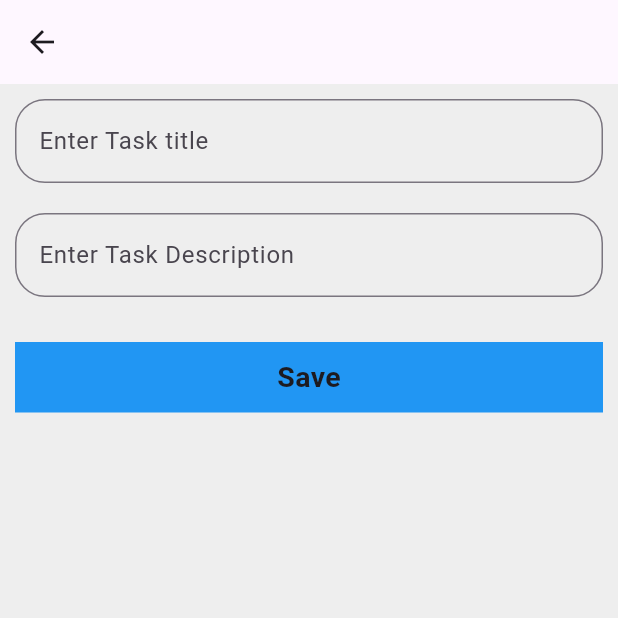
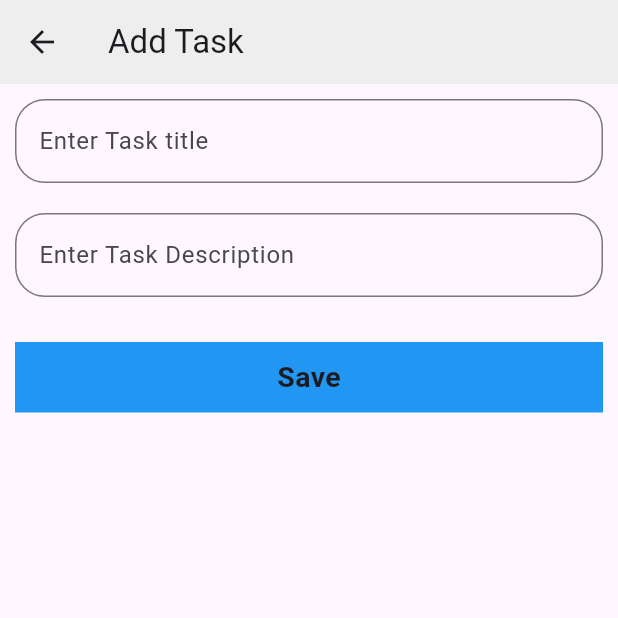
Before and after one commit to rohitprajapati-bit/toDoList, a Flutter app: the screen it shows after launch, after a tap on the "add" icon, on a phone screen of 412 x 824 dp, the top half of it. Run offline on Flutter 3.47's test engine with Material 3 defaults, Android fonts, the phone set to English and light mode, and no system bars.

Commit message:
initial commit

```diff
--- a/lib/screen/addTaskPage.dart
+++ b/lib/screen/addTaskPage.dart
@@ -1,5 +1,4 @@
 import 'package:flutter/material.dart';
-import 'package:to_do_list/screen/viewTask.dart';
 
 class Addtaskpage extends StatefulWidget {
   const Addtaskpage({super.key});
@@ -9,23 +8,25 @@ class Addtaskpage extends StatefulWidget {
 }
 
 class _AddtaskpageState extends State<Addtaskpage> {
-  final List<Map<String, String>> _todoItems = [];
   final TextEditingController titleController = TextEditingController();
   final TextEditingController descriptionController = TextEditingController();
 
-  void _addTodoTask(String title, String description) {
+  void _saveTask() {
+    String title = titleController.text;
+    String description = descriptionController.text;
+
     if (title.isNotEmpty && description.isNotEmpty) {
-      setState(() {
-        _todoItems.add({'title ': title, 'description': description});
-      });
+      Navigator.pop(context, {'title': title, 'description': description});
     }
   }
 
   @override
   Widget build(BuildContext context) {
     return Scaffold(
-      backgroundColor: Colors.grey.shade200,
-      appBar: AppBar(),
+      appBar: AppBar(
+        backgroundColor: Colors.grey.shade200,
+        title: const Text('Add Task'),
+      ),
       body: Padding(
         padding: const EdgeInsets.all(10),
         child: Column(
@@ -37,7 +38,7 @@ class _AddtaskpageState extends State<Addtaskpage> {
                   border: OutlineInputBorder(
                       borderRadius: BorderRadius.circular(20))),
             ),
-            SizedBox(
+            const SizedBox(
               height: 20,
             ),
             TextField(
@@ -47,13 +48,13 @@ class _AddtaskpageState extends State<Addtaskpage> {
                   border: OutlineInputBorder(
                       borderRadius: BorderRadius.circular(20))),
             ),
-            SizedBox(
+            const SizedBox(
               height: 30,
             ),
             GestureDetector(
               child: Container(
-                padding: EdgeInsets.all(10),
-                child: Center(
+                padding: const EdgeInsets.all(10),
+                child: const Center(
                     child: Text(
                   'Save',
                   style: TextStyle(fontSize: 19, fontWeight: FontWeight.bold),
@@ -61,16 +62,8 @@ class _AddtaskpageState extends State<Addtaskpage> {
                 width: double.infinity,
                 color: Colors.blue,
               ),
-              onTap: () {
-                _addTodoTask(titleController.text, descriptionController.text);
-                Navigator.push(
-                    context,
-                    MaterialPageRoute(
-                        builder: (context) => Viewtask(
-                            title: titleController.text,
-                            description: descriptionController.text)));
-              },
-            )
+              onTap: _saveTask,
+            ),
           ],
         ),
       ),
--- a/lib/screen/homePage.dart
+++ b/lib/screen/homePage.dart
@@ -9,29 +9,66 @@ class HomePage extends StatefulWidget {
 }
 
 class _HomePageState extends State<HomePage> {
+  final List<Map<String, String>> _todoItems = [];
+
+  void _addTaskToList(Map<String, String> task) {
+    setState(() {
+      _todoItems.add(task);
+    });
+  }
+
   @override
   Widget build(BuildContext context) {
     return Scaffold(
       appBar: AppBar(
-        title: Text('ToDos List'),
+        // centerTitle: true,
+        backgroundColor: Colors.grey.shade200,
+        title: const Text('ToDos List'),
       ),
       floatingActionButton: FloatingActionButton(
-        onPressed: () {
-          Navigator.push(
-              context, MaterialPageRoute(builder: (context) => Addtaskpage()));
+        backgroundColor: Colors.grey.shade200,
+        onPressed: () async {
+          final result = await Navigator.push(
+            context,
+            MaterialPageRoute(builder: (context) => const Addtaskpage()),
+          );
+
+          if (result != null && result is Map<String, String>) {
+            _addTaskToList(result);
+          }
         },
-        child: Icon(Icons.add),
+        child: const Icon(Icons.add),
       ),
-      body: const Column(
-        mainAxisAlignment: MainAxisAlignment.center,
-        children: [
-          Center(
+      body: _todoItems.isEmpty
+          ? const Center(
               child: Text(
-            ' Add Task',
-            style: TextStyle(fontSize: 20),
-          )),
-        ],
-      ),
+                'No Tasks Added',
+                style: TextStyle(fontSize: 20),
+              ),
+            )
+          : ListView.builder(
+              itemCount: _todoItems.length,
+              itemBuilder: (context, index) {
+                return Card(
+                  elevation: 3,
+                  child: ListTile(
+                    title: Text(
+                      _todoItems[index]['title'] ?? '',
+                      style: TextStyle(fontSize: 20),
+                    ),
+                    subtitle: Text(_todoItems[index]['description'] ?? ''),
+                    trailing: IconButton(
+                      icon: const Icon(Icons.delete, color: Colors.red),
+                      onPressed: () {
+                        setState(() {
+                          _todoItems.removeAt(index);
+                        });
+                      },
+                    ),
+                  ),
+                );
+              },
+            ),
     );
   }
 }
```
Also changed, not shown: lib/screen/viewTask.dart (deleted, +0 -52 lines).
